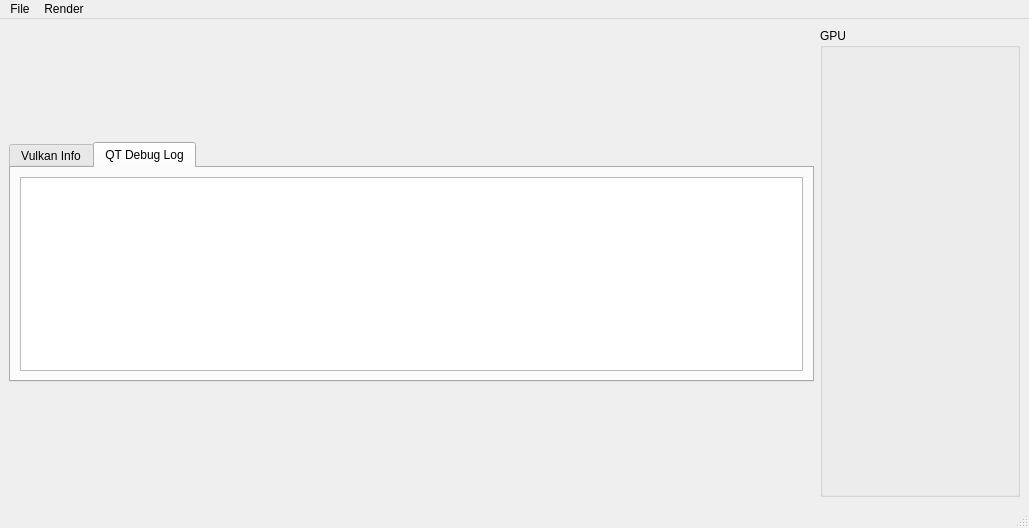
The window that app/MainWindow.ui (vzz3/HEVolRender) describes before a commit, drawn with Qt 5.
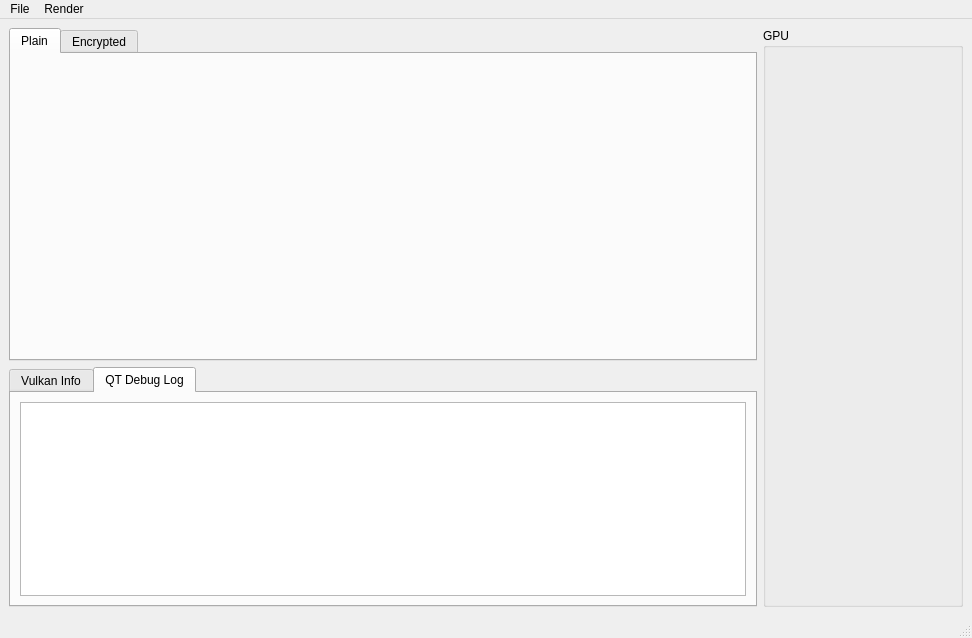
The same window after the commit.

```diff
--- a/app/MainWindow.ui
+++ b/app/MainWindow.ui
@@ -6,8 +6,8 @@
    <rect>
     <x>0</x>
     <y>0</y>
-    <width>1029</width>
-    <height>528</height>
+    <width>972</width>
+    <height>638</height>
    </rect>
   </property>
   <property name="windowTitle">
@@ -18,7 +18,31 @@
     <item>
      <layout class="QVBoxLayout" name="verticalLayout">
       <item>
-       <layout class="QGridLayout" name="vlLayout"/>
+       <widget class="QTabWidget" name="tabWidget_2">
+        <property name="currentIndex">
+         <number>0</number>
+        </property>
+        <widget class="QWidget" name="tab_7">
+         <attribute name="title">
+          <string>Plain</string>
+         </attribute>
+         <layout class="QGridLayout" name="gridLayout_2">
+          <item row="0" column="0">
+           <layout class="QGridLayout" name="vkLayout"/>
+          </item>
+         </layout>
+        </widget>
+        <widget class="QWidget" name="tab_8">
+         <attribute name="title">
+          <string>Encrypted</string>
+         </attribute>
+         <layout class="QGridLayout" name="gridLayout">
+          <item row="0" column="0">
+           <widget class="QGraphicsView" name="encryptedTabGraphicsView"/>
+          </item>
+         </layout>
+        </widget>
+       </widget>
       </item>
       <item>
        <widget class="QTabWidget" name="tabWidget">
@@ -100,7 +124,7 @@
     <rect>
      <x>0</x>
      <y>0</y>
-     <width>1029</width>
+     <width>972</width>
      <height>22</height>
     </rect>
    </property>
```
Left out of the diff: 10 changed lines with no effect on the pictures.
